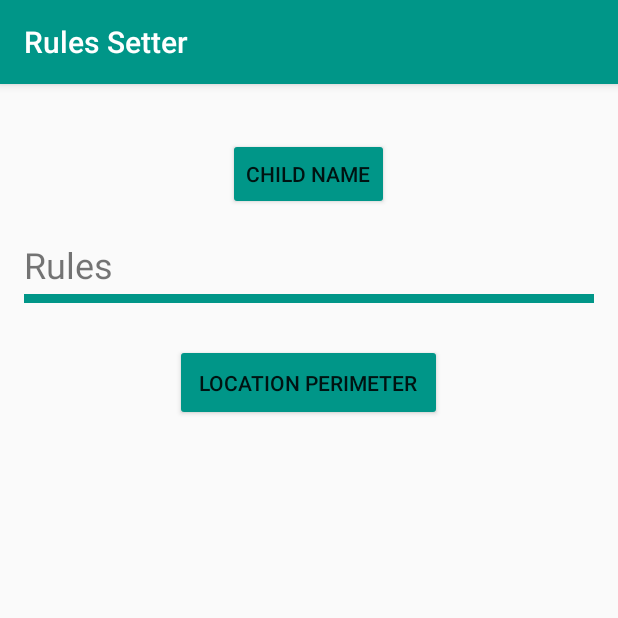
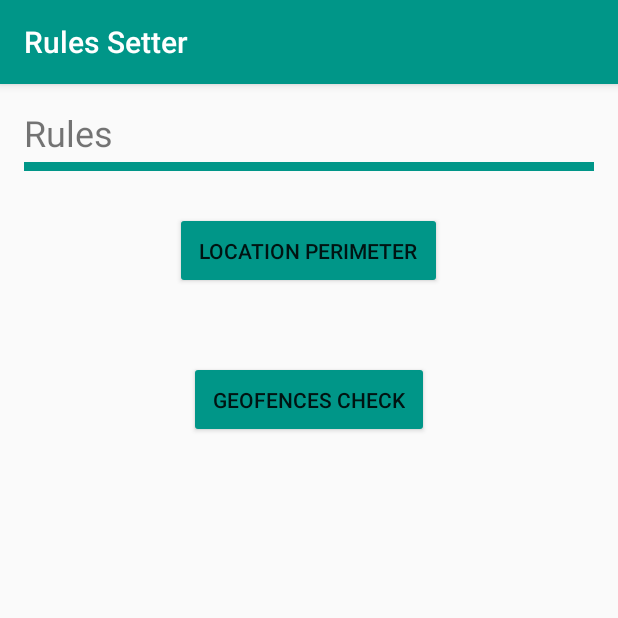
Before and after one commit to amruta-d/CSC-780, an Android app: the RulesSetter screen opened directly, with no data from a screen before it, in the side drawer, after a tap on "Help", on a phone screen of 412 x 824 dp, the top half of it. Run offline under Robolectric (Android 15) with nearby library versions, the phone set to English and light mode, and no system bars.

```diff
--- /dev/null
+++ b/FamilyProtector/app/src/main/java/com/termproject/familyprotector/GeofencesActivity.java
@@ -0,0 +1,99 @@
+package com.termproject.familyprotector;
+
+import android.app.PendingIntent;
+import android.content.Context;
+import android.content.Intent;
+import android.os.Bundle;
+import android.support.v7.app.AppCompatActivity;
+import android.util.Log;
+
+import com.google.android.gms.common.ConnectionResult;
+import com.google.android.gms.common.api.GoogleApiClient;
+import com.google.android.gms.location.Geofence;
+import com.google.android.gms.location.GeofencingRequest;
+import com.google.android.gms.location.LocationServices;
+
+import java.util.ArrayList;
+
+public class GeofencesActivity extends AppCompatActivity implements GoogleApiClient.ConnectionCallbacks, GoogleApiClient.OnConnectionFailedListener {
+
+    Context context = this;
+    protected ArrayList<Geofence> mGeofenceList;
+    protected GoogleApiClient mGoogleApiClient;
+    private PendingIntent mGeofencePendingIntent;
+
+    @Override
+    protected void onCreate(Bundle savedInstanceState) {
+        super.onCreate(savedInstanceState);
+        setContentView(R.layout.activity_geofences);
+        mGeofenceList = new ArrayList<Geofence>();
+        mGeofencePendingIntent = null;
+
+        createGeoFenceList();
+
+        buildGoogleApiClient();
+    }
+
+    protected synchronized void buildGoogleApiClient() {
+        mGoogleApiClient = new GoogleApiClient.Builder(context)
+                .addApi(LocationServices.API)
+                .addConnectionCallbacks(this)
+                .addOnConnectionFailedListener(this)
+                .build();
+    }
+
+    private void createGeoFenceList(){
+        double lat = 37.69743690000001;
+        double lng = -122.4802931;
+        float rad = 60.5f;
+
+        mGeofenceList.add(new Geofence.Builder()
+                .setRequestId("Key 1")
+                .setCircularRegion(lat, lng, rad)
+                .setTransitionTypes(Geofence.GEOFENCE_TRANSITION_EXIT)
+                .setExpirationDuration(12*60*60*1000)
+                .build());
+    }
+
+    @Override
+    public void onConnected(Bundle connectionHint) {
+        Log.i("maps activity", "Connected to GoogleApiClient");
+    }
+
+    @Override
+    public void onConnectionFailed(ConnectionResult result) {
+        // Refer to the javadoc for ConnectionResult to see what error codes might be returned in
+        // onConnectionFailed.
+        Log.i("maps activity", "Connection failed: ConnectionResult.getErrorCode() = " + result.getErrorCode());
+    }
+
+    @Override
+    public void onConnectionSuspended(int cause) {
+        // The connection to Google Play services was lost for some reason.
+        Log.i("maps activity", "Connection suspended");
+
+        // onConnected() will be called again automatically when the service reconnects
+    }
+
+    private GeofencingRequest getGeofencingRequest() {
+        GeofencingRequest.Builder builder = new GeofencingRequest.Builder();
+
+        builder.setInitialTrigger(GeofencingRequest.INITIAL_TRIGGER_EXIT);
+
+        builder.addGeofences(mGeofenceList);
+        return builder.build();
+    }
+
+
+    private PendingIntent getGeofencePendingIntent() {
+        // Reuse the PendingIntent if we already have it.
+        if (mGeofencePendingIntent != null) {
+            return mGeofencePendingIntent;
+        }
+        Intent intent = new Intent(this, GeofenceTransitionsIntentService.class);
+        // We use FLAG_UPDATE_CURRENT so that we get the same pending intent back when calling
+        // addGeofences() and removeGeofences().
+        return PendingIntent.getService(this, 0, intent, PendingIntent.FLAG_UPDATE_CURRENT);
+    }
+
+}
--- a/FamilyProtector/app/src/main/java/com/termproject/familyprotector/RulesSetter.java
+++ b/FamilyProtector/app/src/main/java/com/termproject/familyprotector/RulesSetter.java
@@ -14,7 +14,7 @@ import android.widget.Button;
 import android.widget.Toast;
 
 public class RulesSetter extends AppCompatActivity implements View.OnClickListener{
-    Button buttonLocationPerimeter;
+    Button buttonLocationPerimeter, buttonGeofences;
     private android.support.v7.widget.Toolbar mToolBar;
     private DrawerLayout mDrawerLayout;
     private ActionBarDrawerToggle mDrawerToggle;
@@ -25,7 +25,9 @@ public class RulesSetter extends AppCompatActivity implements View.OnClickListen
 
         setContentView(R.layout.activity_rules_setter);
         buttonLocationPerimeter = (Button)findViewById(R.id.button_location_perimeter);
+        buttonGeofences = (Button)findViewById(R.id.button_geofences);
         buttonLocationPerimeter.setOnClickListener(this);
+        buttonGeofences.setOnClickListener(this);
 
 
         try {
@@ -68,7 +70,14 @@ public class RulesSetter extends AppCompatActivity implements View.OnClickListen
 
     public void onClick(View view){
 
-        startActivity(new Intent(this,MapsActivity.class));
+        switch (view.getId()) {
+            case R.id.button_location_perimeter:
+                startActivity(new Intent(this, MapsActivity.class));
+                break;
+            case R.id.button_geofences:
+                startActivity(new Intent(this, GeofencesActivity.class));
+                break;
+        }
 
 
     }
--- a/FamilyProtector/app/src/main/java/com/termproject/familyprotector/WelcomePage.java
+++ b/FamilyProtector/app/src/main/java/com/termproject/familyprotector/WelcomePage.java
@@ -1,13 +1,13 @@
 package com.termproject.familyprotector;
 
-import android.app.Activity;
 import android.content.Intent;
 import android.os.Bundle;
+import android.support.v7.app.AppCompatActivity;
 import android.util.Log;
 import android.view.View;
 import android.widget.Button;
 
-public class WelcomePage extends Activity implements View.OnClickListener{
+public class WelcomePage extends AppCompatActivity implements View.OnClickListener{
 
     private Button Continue;
     UserLocalStore userLocalStore;
--- a/FamilyProtector/app/src/main/res/layout/activity_rules_setter.xml
+++ b/FamilyProtector/app/src/main/res/layout/activity_rules_setter.xml
@@ -25,13 +25,14 @@
         android:paddingLeft="@dimen/activity_horizontal_margin"
         android:paddingRight="@dimen/activity_horizontal_margin"
         android:paddingTop="@dimen/activity_vertical_margin">
-
+<!--
         <Button
             android:layout_width="wrap_content"
             android:layout_height="wrap_content"
             android:layout_gravity="center"
             android:layout_margin="20dp"
             android:text="Child Name" />
+            -->
 
         <TextView
             android:layout_width="wrap_content"
@@ -55,6 +56,15 @@
             android:padding="16dp"
             android:text="@string/button_location_perimeter" />
 
+        <Button
+            android:id="@+id/button_geofences"
+            android:layout_width="wrap_content"
+            android:layout_height="wrap_content"
+            android:layout_gravity="center"
+            android:layout_margin="24dp"
+            android:padding="16dp"
+            android:text="Geofences check" />
+
 
     </LinearLayout>
     </RelativeLayout>
```
Also changed, not shown: FamilyProtector/app/src/main/AndroidManifest.xml (+21 -8 lines), FamilyProtector/app/src/main/java/com/termproject/familyprotector/GeofenceErrorMessages.java (added, +30 -0 lines), FamilyProtector/app/src/main/java/com/termproject/familyprotector/GeofenceTransitionsIntentService.java (added, +140 -0 lines), FamilyProtector/app/src/main/java/com/termproject/familyprotector/MapsActivity.java (+73 -19 lines), FamilyProtector/app/src/main/java/com/termproject/familyprotector/test.java (added, +26 -0 lines), FamilyProtector/app/src/main/res/drawable/background.xml (added, +36 -0 lines), FamilyProtector/app/src/main/res/layout/activity_geofences.xml (added, +12 -0 lines), FamilyProtector/app/src/main/res/layout/activity_maps.xml (+12 -0 lines), FamilyProtector/app/src/main/res/menu/menu_geofences.xml (added, +7 -0 lines), FamilyProtector/app/src/main/res/values/strings.xml (+22 -1 lines).
